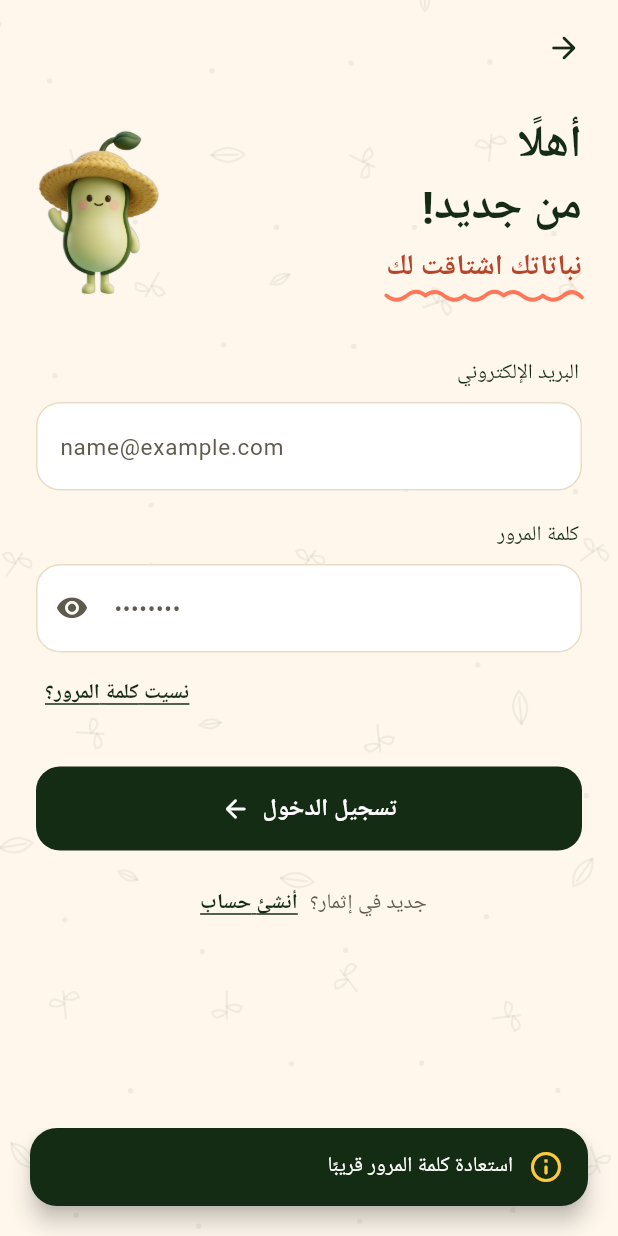
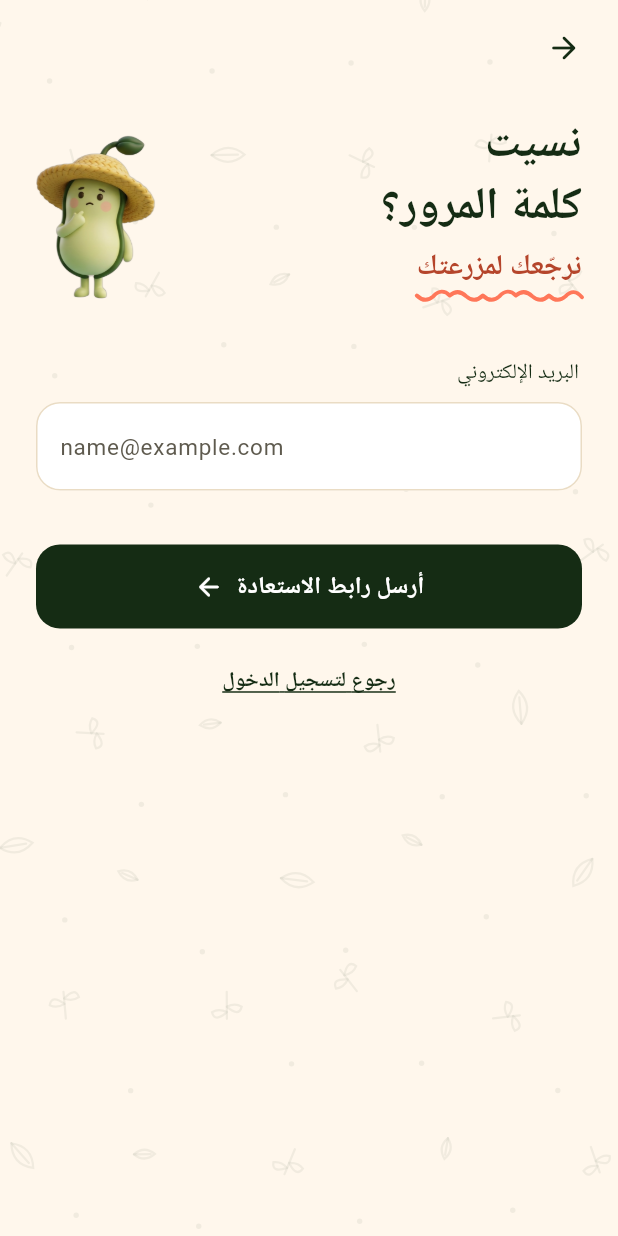
Before and after one commit to Maryommm/2026-GP1-5, a Flutter app: the LoginScreen screen opened directly, after a tap on "نسيت كلمة المرور؟", on a phone screen of 412 x 824 dp. Run offline on Flutter 3.47's test engine with Material 3 defaults, Android fonts, the phone set to English and light mode, and no system bars; our stand-ins replace firebase_core, google_fonts; accounts and stored records are empty; Roboto replaces fonts that are missing (Baloo Bhaijaan 2, Readex Pro).

Commit message:
login frontend AC

```diff
--- a/ethmar/lib/l10n/app_strings.dart
+++ b/ethmar/lib/l10n/app_strings.dart
@@ -48,10 +48,18 @@ class AppStrings {
     'back': 'Back',
     'accountCreated': 'Account created. Welcome to Ethmar!',
     'resetSoon': "Password reset is coming soon",
+    'resetTitle': 'Forgot your\npassword?',
+    'resetAccent': "we'll get you back in",
+    'sendResetLink': 'Send reset link',
+    'backToLogin': 'Back to Login',
+    'resetLinkSent': 'Reset link sent! Check your inbox',
+    'errEmailNotRegistered': "We couldn't find an account with that email",
     'verifyEmail': 'Verify email',
     'verifySoon': 'Email verification is coming soon',
     'errVerifyEmailFirst':
         'Verify your email first. Check your inbox for the link',
+    'errInvalidCredentials':
+        "That email or password doesn't match. Try again",
     'homeHello': 'Hello',
     'homeFriend': 'friend',
     'homeTitle': 'Your garden is\nalmost ready',
@@ -96,9 +104,16 @@ class AppStrings {
     'back': 'رجوع',
     'accountCreated': 'تم إنشاء حسابك. أهلًا بك في إثمار!',
     'resetSoon': 'استعادة كلمة المرور قريبًا',
+    'resetTitle': 'نسيت\nكلمة المرور؟',
+    'resetAccent': 'نرجّعك لمزرعتك',
+    'sendResetLink': 'أرسل رابط الاستعادة',
+    'backToLogin': 'رجوع لتسجيل الدخول',
+    'resetLinkSent': 'أرسلنا رابط الاستعادة! شيّك على بريدك',
+    'errEmailNotRegistered': 'ما لقينا حساب بهذا البريد الإلكتروني',
     'verifyEmail': 'تأكيد البريد الإلكتروني',
     'verifySoon': 'تأكيد البريد الإلكتروني قريبًا',
     'errVerifyEmailFirst': 'أكّد بريدك الإلكتروني أولًا. الرابط وصلك على الإيميل',
+    'errInvalidCredentials': 'البريد الإلكتروني أو كلمة المرور غير صحيحة. حاول مرة ثانية',
     'homeHello': 'أهلًا',
     'homeFriend': 'يا صديقي',
     'homeTitle': 'حديقتك\nتقريبًا جاهزة',
@@ -152,9 +167,16 @@ class S {
   String get back => t('back');
   String get accountCreated => t('accountCreated');
   String get resetSoon => t('resetSoon');
+  String get resetTitle => t('resetTitle');
+  String get resetAccent => t('resetAccent');
+  String get sendResetLink => t('sendResetLink');
+  String get backToLogin => t('backToLogin');
+  String get resetLinkSent => t('resetLinkSent');
+  String get errEmailNotRegistered => t('errEmailNotRegistered');
   String get verifyEmail => t('verifyEmail');
   String get verifySoon => t('verifySoon');
   String get errVerifyEmailFirst => t('errVerifyEmailFirst');
+  String get errInvalidCredentials => t('errInvalidCredentials');
   String get homeHello => t('homeHello');
   String get homeFriend => t('homeFriend');
   String get homeTitle => t('homeTitle');
--- a/ethmar/lib/screens/login_screen.dart
+++ b/ethmar/lib/screens/login_screen.dart
@@ -8,6 +8,7 @@ import '../widgets/ethmar_buttons.dart';
 import '../widgets/ethmar_text_field.dart';
 import '../widgets/page_routes.dart';
 import 'home_placeholder_screen.dart';
+import 'reset_password_screen.dart';
 import 'sign_up_screen.dart';
 import 'validators.dart';
 
@@ -35,7 +36,18 @@ class _LoginScreenState extends State<LoginScreen> {
     FocusScope.of(context).unfocus();
     if (!(_form.currentState?.validate() ?? false)) return;
     setState(() => _loading = true);
-    // TODO: connect to your backend (e.g. Firebase Auth) here.
+    // TODO(firebase): Authenticate here:
+    // 1) FirebaseAuth.instance.signInWithEmailAndPassword(
+    //   email: _email.text.trim(), password: _password.text).
+    // 2) Read `users/{uid}` from Firestore and pass its `username` to
+    //   HomePlaceholderScreen below (right now Home says "Hello, friend").
+    // 3) Only go Home on success. On FirebaseAuthException with code
+    //   'invalid-credential', 'user-not-found' or 'wrong-password', set
+    //   _loading = false and show
+    //   showEthmarToast(context, s.errInvalidCredentials,
+    //   icon: Icons.error_outline_rounded).
+    //   Use this one message for all three so the app never reveals whether
+    //   an email is registered. Keep what the user typed in both fields.
     await Future<void>.delayed(const Duration(milliseconds: 1000));
     if (!mounted) return;
     setState(() => _loading = false);
@@ -94,8 +106,8 @@ class _LoginScreenState extends State<LoginScreen> {
                           alignment: AlignmentDirectional.centerEnd,
                           child: EthmarLink(
                             label: s.forgotPassword,
-                            onTap: () => showEthmarToast(context, s.resetSoon,
-                                icon: Icons.info_outline_rounded),
+                            onTap: () => Navigator.of(context).push(riseRoute(
+                                ResetPasswordScreen(email: _email.text.trim()))),
                           ),
                         ),
                         const SizedBox(height: 24),
--- /dev/null
+++ b/ethmar/lib/screens/reset_password_screen.dart
@@ -0,0 +1,103 @@
+import 'package:flutter/material.dart';
+
+import '../l10n/app_strings.dart';
+import '../widgets/auth_header.dart';
+import '../widgets/backgrounds.dart';
+import '../widgets/entrance.dart';
+import '../widgets/ethmar_buttons.dart';
+import '../widgets/ethmar_text_field.dart';
+import 'validators.dart';
+
+/// Password recovery: the user enters their email and we send a reset link.
+class ResetPasswordScreen extends StatefulWidget {
+  const ResetPasswordScreen({super.key, this.email = ''});
+
+  /// Pre-fills the field with whatever was typed on Log in.
+  final String email;
+
+  @override
+  State<ResetPasswordScreen> createState() => _ResetPasswordScreenState();
+}
+
+class _ResetPasswordScreenState extends State<ResetPasswordScreen> {
+  final _form = GlobalKey<FormState>();
+  late final _email = TextEditingController(text: widget.email);
+
+  @override
+  void dispose() {
+    _email.dispose();
+    super.dispose();
+  }
+
+  void _submit() {
+    FocusScope.of(context).unfocus();
+    if (!(_form.currentState?.validate() ?? false)) return;
+    // TODO(firebase): FirebaseAuth.instance.sendPasswordResetEmail(
+    //   email: _email.text.trim()), then show
+    //   showEthmarToast(context, s.resetLinkSent) and pop back to Log in.
+    // On FirebaseAuthException 'user-not-found', show
+    //   showEthmarToast(context, s.errEmailNotRegistered,
+    //   icon: Icons.error_outline_rounded) and stay on this screen.
+    // NOTE: Firebase only returns 'user-not-found' here if "Email enumeration
+    // protection" is turned OFF (Firebase console > Authentication >
+    // Settings > User actions). It's ON by default for new projects, and then
+    // unregistered emails silently "succeed".
+    showEthmarToast(context, S.of(context).resetSoon,
+        icon: Icons.info_outline_rounded);
+  }
+
+  @override
+  Widget build(BuildContext context) {
+    final s = S.of(context);
+    return Scaffold(
+      body: LeafPrintBackground(
+          child: SingleChildScrollView(
+        child: Column(
+          children: [
+            AuthHeader(
+              title: s.resetTitle,
+              accent: s.resetAccent,
+              character: 'ethmar_buddy_thinking',
+            ),
+            Padding(
+              padding: EdgeInsetsDirectional.fromSTEB(
+                  24, 36, 24, 24 + MediaQuery.paddingOf(context).bottom),
+              child: Entrance(
+                delay: const Duration(milliseconds: 150),
+                child: Form(
+                  key: _form,
+                  child: Column(
+                    children: [
+                      EthmarTextField(
+                        label: s.email,
+                        hint: s.emailHint,
+                        controller: _email,
+                        forceLtr: true,
+                        keyboardType: TextInputType.emailAddress,
+                        textInputAction: TextInputAction.done,
+                        autofillHints: const [AutofillHints.email],
+                        validator: (v) => Validators.email(v, s),
+                        onSubmitted: (_) => _submit(),
+                      ),
+                      const SizedBox(height: 36),
+                      EthmarButton(
+                        label: s.sendResetLink,
+                        showArrow: true,
+                        onPressed: _submit,
+                      ),
+                      const SizedBox(height: 12),
+                      EthmarLink(
+                        label: s.backToLogin,
+                        onTap: () => Navigator.of(context).pop(),
+                      ),
+                    ],
+                  ),
+                ),
+              ),
+            ),
+          ],
+        ),
+      )),
+    );
+  }
+}
```
Also changed, not shown: 1 other file.
